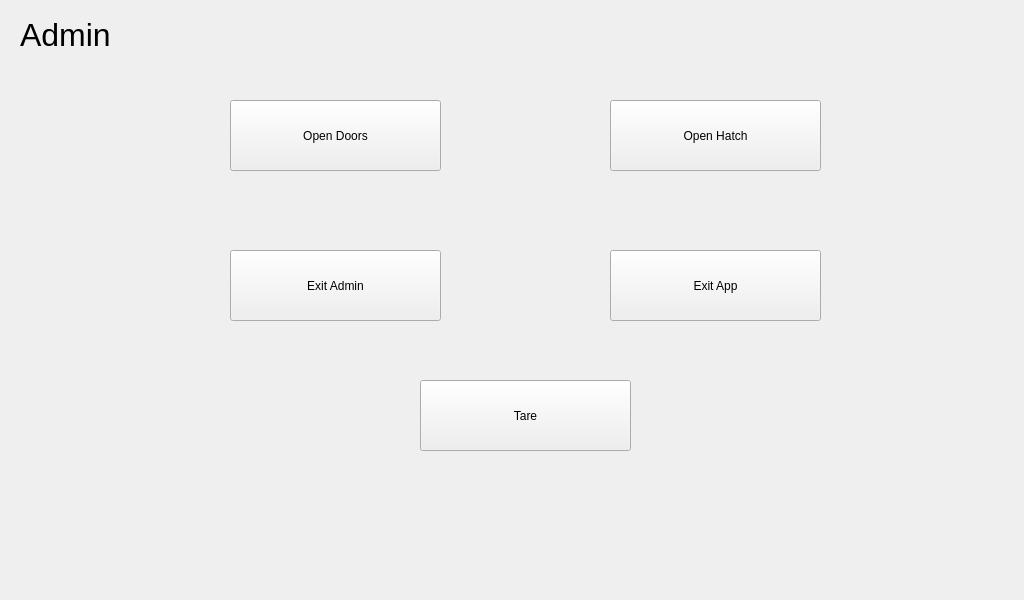
Before: the Qt Designer form ui/admin_screen.ui in ComputerScienceHouse/bits-n-bytes-ui, drawn with Qt 5.
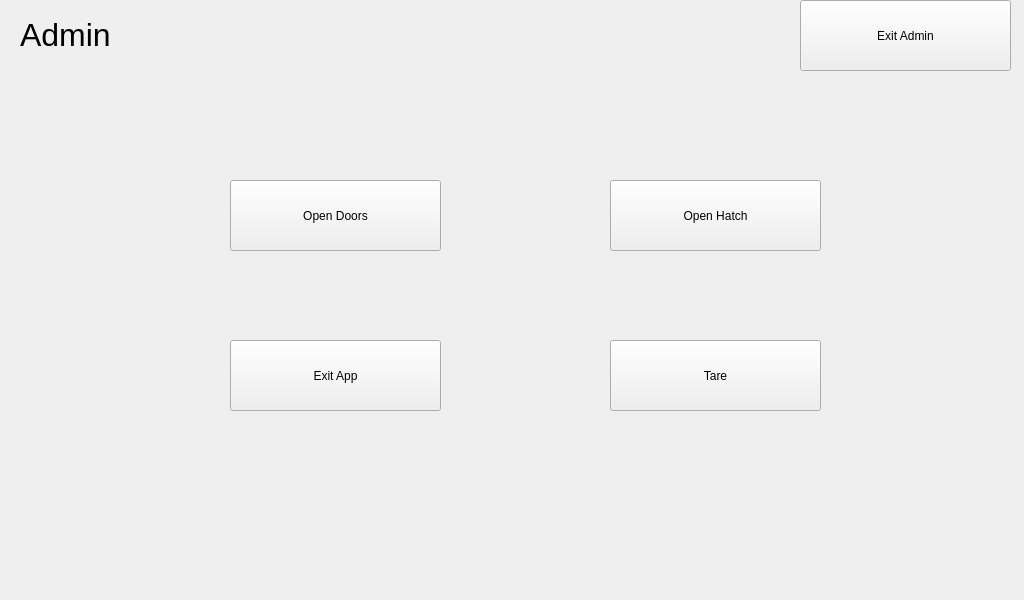
After: the same form once the commit is applied.

Commit message: changed the orientation of admin page buttons

Patch:
```diff
--- a/ui/admin_screen.ui
+++ b/ui/admin_screen.ui
@@ -37,7 +37,7 @@
     <property name="geometry">
      <rect>
       <x>230</x>
-      <y>100</y>
+      <y>180</y>
       <width>211</width>
       <height>71</height>
      </rect>
@@ -53,7 +53,7 @@
     <property name="geometry">
      <rect>
       <x>610</x>
-      <y>100</y>
+      <y>180</y>
       <width>211</width>
       <height>71</height>
      </rect>
@@ -68,8 +68,8 @@
    <widget class="QPushButton" name="exitAppButton">
     <property name="geometry">
      <rect>
-      <x>610</x>
-      <y>250</y>
+      <x>230</x>
+      <y>340</y>
       <width>211</width>
       <height>71</height>
      </rect>
@@ -84,8 +84,8 @@
    <widget class="QPushButton" name="exitButton">
     <property name="geometry">
      <rect>
-      <x>230</x>
-      <y>250</y>
+      <x>800</x>
+      <y>0</y>
       <width>211</width>
       <height>71</height>
      </rect>
@@ -100,8 +100,8 @@
    <widget class="QPushButton" name="tareButton">
     <property name="geometry">
      <rect>
-      <x>420</x>
-      <y>380</y>
+      <x>610</x>
+      <y>340</y>
       <width>211</width>
       <height>71</height>
      </rect>
```
The commit also changes 1 other file.
